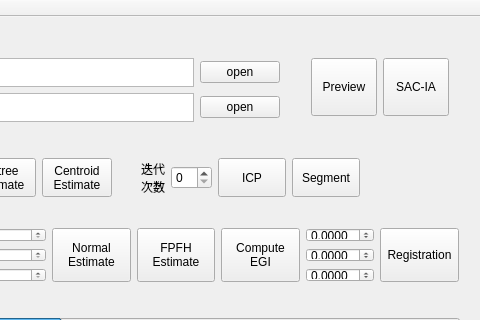
First picture: the form in pcl-qt_widgets/src/mainwindow.ui, repository isnow4ever/pcl, before the edit; both pictures show x 140 to 620 and y 0 to 320 of the 620 by 601 pixel window.
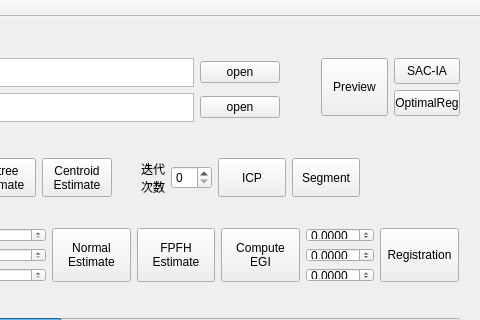
Second picture: the form after the edit.

Commit message: Optimal Registration

Patch:
```diff
--- a/pcl-qt_widgets/src/mainwindow.ui
+++ b/pcl-qt_widgets/src/mainwindow.ui
@@ -467,9 +467,9 @@
    <widget class="QWidget" name="horizontalLayoutWidget_3">
     <property name="geometry">
      <rect>
-      <x>440</x>
+      <x>450</x>
       <y>30</y>
-      <width>160</width>
+      <width>161</width>
       <height>80</height>
      </rect>
     </property>
@@ -488,6 +488,8 @@
       </widget>
      </item>
      <item>
+      <layout class="QVBoxLayout" name="verticalLayout_4">
+       <item>
       <widget class="QPushButton" name="pushButton_12">
        <property name="sizePolicy">
         <sizepolicy hsizetype="Minimum" vsizetype="Expanding">
@@ -499,6 +501,21 @@
         <string>SAC-IA</string>
        </property>
       </widget>
+       </item>
+       <item>
+        <widget class="QPushButton" name="pushButton_14">
+         <property name="sizePolicy">
+          <sizepolicy hsizetype="Minimum" vsizetype="Expanding">
+           <horstretch>0</horstretch>
+           <verstretch>0</verstretch>
+          </sizepolicy>
+         </property>
+         <property name="text">
+          <string>OptimalReg</string>
+         </property>
+        </widget>
+       </item>
+      </layout>
      </item>
     </layout>
    </widget>
```
Lines whose indentation alone changed are shown as unchanged. The commit also changes 9 other files.
